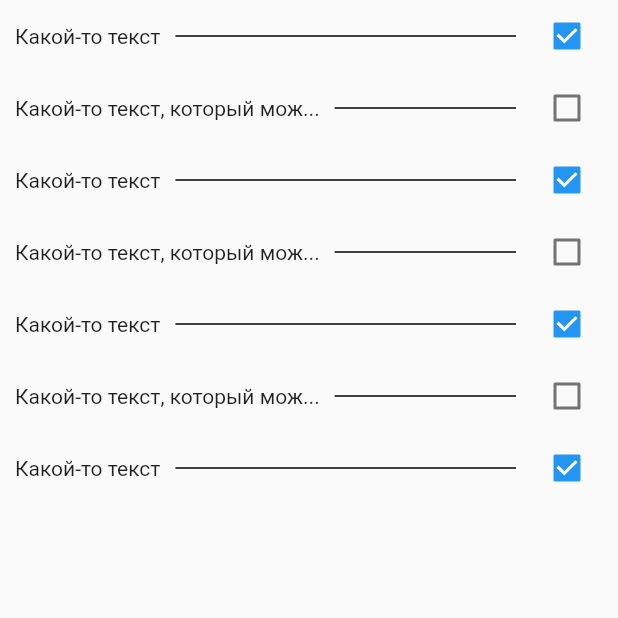
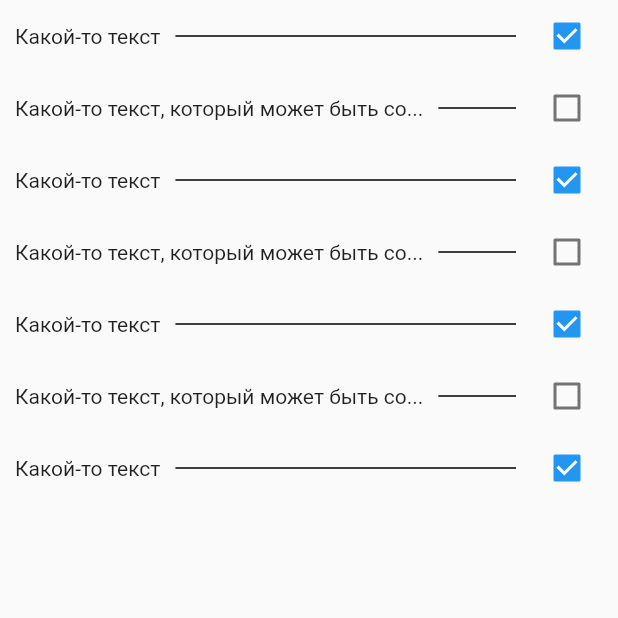
Before and after one commit to eaaniwezi/test_tasks, a Flutter app: the screen it shows after launch, on a phone screen of 412 x 824 dp, the top half of it. Run offline on Flutter 3.47's test engine with Material 2 defaults, Android fonts, the phone set to English and light mode, and no system bars.

Commit message:
all_done

```diff
--- a/lib/screen/home_screen.dart
+++ b/lib/screen/home_screen.dart
@@ -13,7 +13,7 @@ class HomeScreen extends StatelessWidget {
           return CustomWidget(
             text: index.isEven
                 ? "Какой-то текст"
-                : "Какой-то текст, который может быть сокращен сокращен сокращен сокращен сокращен",
+                : "Какой-то текст, который может быть сокращен сокращен сокращен сокращен сокращен сокращен0 сокращен1",
             isSelected: index.isEven ? true : false,
           );
         }),
--- a/lib/widgets/custom_widget.dart
+++ b/lib/widgets/custom_widget.dart
@@ -40,13 +40,11 @@ class CustomWidget extends StatelessWidget {
         width: 1,
         height: 1,
         color: Colors.black,
-        child: SingleChildScrollView(
-          child: Row(
-            mainAxisAlignment: MainAxisAlignment.spaceBetween,
-            children: List.generate(
-              10,
-              (index) => const SizedBox(width: 4, height: 1),
-            ),
+        child: Row(
+          mainAxisAlignment: MainAxisAlignment.spaceBetween,
+          children: List.generate(
+            10,
+            (index) => const SizedBox(width: 2, height: 1),
           ),
         ),
       ),
@@ -55,8 +53,7 @@ class CustomWidget extends StatelessWidget {
 
   String _getShortenedText(context) {
     const int availableSpace = 60;
-     int maxLength = (MediaQuery.of(context).size.width * 0.22).toInt();
-
+    int maxLength = 100;
     int maxTextLength = maxLength - availableSpace;
     if (text.length > maxTextLength) {
       return text.substring(0, maxTextLength - 3) + "...";
```
